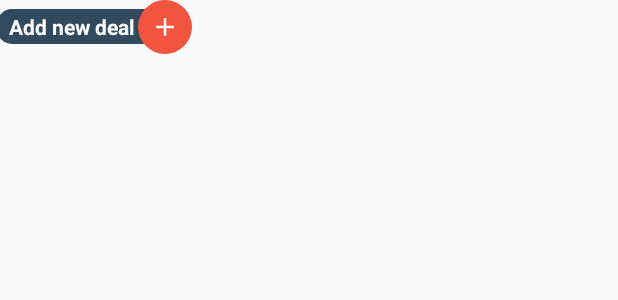
After one commit to daancover/DailyDeal, an Android app: the layout widget_add_deal.xml on its own in the app's theme, with its tools: preview values and no code run, on a phone screen of 412 x 824 dp. The commit adds this screen. Shown: the top 300 px of the screen. Run offline under Robolectric (Android 15) with nearby library versions, the light colour scheme and no system bars.

Commit message:
Changed AddDeal from fragment to activity; Added widget

```diff
--- a/app/build.gradle
+++ b/app/build.gradle
@@ -30,6 +30,7 @@ dependencies {
     compile 'com.jakewharton:butterknife:8.5.1'
     annotationProcessor 'com.jakewharton:butterknife-compiler:8.5.1'
 
+
     // Google
     compile 'com.google.android.gms:play-services-auth:10.2.1'
     compile 'com.google.android.gms:play-services-location:10.2.1'
@@ -38,13 +39,12 @@ dependencies {
     compile 'com.google.firebase:firebase-auth:10.2.1'
     compile 'com.google.firebase:firebase-database:10.2.1'
 
-
     compile 'com.android.support:appcompat-v7:25.3.1'
-    compile 'com.android.support.constraint:constraint-layout:1.0.2'
     compile 'com.android.support:support-v4:25.3.1'
     compile 'com.android.support:recyclerview-v7:25.3.1'
     testCompile 'junit:junit:4.12'
 }
 
 
+
 apply plugin: 'com.google.gms.google-services'
--- a/app/src/main/java/com/android/dailydeal/activities/LoginActivity.java
+++ b/app/src/main/java/com/android/dailydeal/activities/LoginActivity.java
@@ -9,6 +9,7 @@ import android.widget.Toast;
 
 import com.android.dailydeal.R;
 import com.android.dailydeal.utils.LoginUtils;
+import com.android.dailydeal.widgets.AddDealWidgetProvider;
 import com.google.android.gms.auth.api.Auth;
 import com.google.android.gms.auth.api.signin.GoogleSignInAccount;
 import com.google.android.gms.auth.api.signin.GoogleSignInOptions;
--- a/app/src/main/java/com/android/dailydeal/callbacks/OnGetDealsListener.java
+++ b/app/src/main/java/com/android/dailydeal/callbacks/OnGetDealsListener.java
@@ -9,7 +9,5 @@ import java.util.ArrayList;
  */
 
 public interface OnGetDealsListener {
-    void onGetDealsListenerResponse(Product product);
-
     void onGetDealsListenerResponse(ArrayList<Product> products);
 }
--- a/app/src/main/java/com/android/dailydeal/utils/LoginUtils.java
+++ b/app/src/main/java/com/android/dailydeal/utils/LoginUtils.java
@@ -6,6 +6,7 @@ import android.support.v4.app.FragmentActivity;
 import android.support.v7.app.AppCompatActivity;
 
 import com.android.dailydeal.activities.LoginActivity;
+import com.android.dailydeal.widgets.AddDealWidgetProvider;
 import com.firebase.ui.auth.AuthUI;
 import com.google.android.gms.auth.api.Auth;
 import com.google.android.gms.common.api.GoogleApiClient;
--- /dev/null
+++ b/app/src/main/res/drawable/bg_oval_accent.xml
@@ -0,0 +1,7 @@
+<?xml version="1.0" encoding="utf-8"?>
+<shape xmlns:android="http://schemas.android.com/apk/res/android">
+    <corners
+        android:radius="200dp" />
+    <solid
+        android:color="@color/colorAccent" />
+</shape>
--- /dev/null
+++ b/app/src/main/res/drawable/bg_rounded_dark.xml
@@ -0,0 +1,7 @@
+<?xml version="1.0" encoding="utf-8"?>
+<shape xmlns:android="http://schemas.android.com/apk/res/android">
+    <corners
+        android:radius="10dp"/>
+    <solid
+        android:color="@color/colorPrimaryDark"/>
+</shape>
--- /dev/null
+++ b/app/src/main/res/layout/widget_add_deal.xml
@@ -0,0 +1,34 @@
+<?xml version="1.0" encoding="utf-8"?>
+<FrameLayout xmlns:android="http://schemas.android.com/apk/res/android"
+    xmlns:tools="http://schemas.android.com/tools"
+    android:id="@+id/widget"
+    android:layout_width="wrap_content"
+    android:layout_height="wrap_content">
+
+    <TextView
+        android:layout_width="wrap_content"
+        android:layout_height="wrap_content"
+        android:layout_gravity="center"
+        android:layout_marginEnd="@dimen/dimen_ldpi"
+        android:layout_marginRight="@dimen/dimen_ldpi"
+        android:background="@drawable/bg_rounded_dark"
+        android:paddingBottom="@dimen/dimen_lldpi"
+        android:paddingEnd="32dp"
+        android:paddingLeft="@dimen/dimen_mdpi"
+        android:paddingRight="32dp"
+        android:paddingStart="@dimen/dimen_mdpi"
+        android:paddingTop="@dimen/dimen_lldpi"
+        android:text="@string/label_add_new_deal"
+        android:textColor="@android:color/white"
+        android:textStyle="bold" />
+
+    <ImageView
+        android:layout_width="36dp"
+        android:layout_height="36dp"
+        android:layout_gravity="end"
+        android:background="@drawable/bg_oval_accent"
+        android:padding="@dimen/dimen_mdpi"
+        android:src="@drawable/ic_add"
+        tools:ignore="ContentDescription,VectorDrawableCompat" />
+
+</FrameLayout>
--- a/app/src/main/res/values/strings.xml
+++ b/app/src/main/res/values/strings.xml
@@ -24,5 +24,7 @@
     <string name="label_must_select_place">You must select a place in the list above.</string>
     <string name="label_field_empty">This field cannot be empty.</string>
     <string name="label_new_price_lower">New price must be lower than old price.</string>
+    <string name="label_add_new_deal">Add new deal</string>
+    <string name="title_activity_add_deal">AddDealActivity</string>
 
 </resources>
--- /dev/null
+++ b/app/src/main/res/xml/widget_add_deal.xml
@@ -0,0 +1,6 @@
+<?xml version="1.0" encoding="utf-8"?>
+<appwidget-provider xmlns:android="http://schemas.android.com/apk/res/android"
+    android:initialLayout="@layout/widget_add_deal"
+    android:minHeight="40dp"
+    android:minWidth="180dp"
+    android:updatePeriodMillis="0" />
```
Also changed, not shown: app/src/main/AndroidManifest.xml (+23 -5 lines), app/src/main/java/com/android/dailydeal/activities/AddDealActivity.java (added, +98 -0 lines), app/src/main/java/com/android/dailydeal/activities/BaseActivity.java (added, +137 -0 lines), app/src/main/java/com/android/dailydeal/activities/MainActivity.java (+22 -150 lines), app/src/main/java/com/android/dailydeal/fragments/AddDealFragment.java (+6 -17 lines), app/src/main/java/com/android/dailydeal/fragments/ProductListFragment.java (+7 -7 lines), app/src/main/java/com/android/dailydeal/widgets/AddDealWidgetProvider.java (added, +30 -0 lines), app/src/main/res/layout/activity_add_deal.xml (added, +29 -0 lines).
